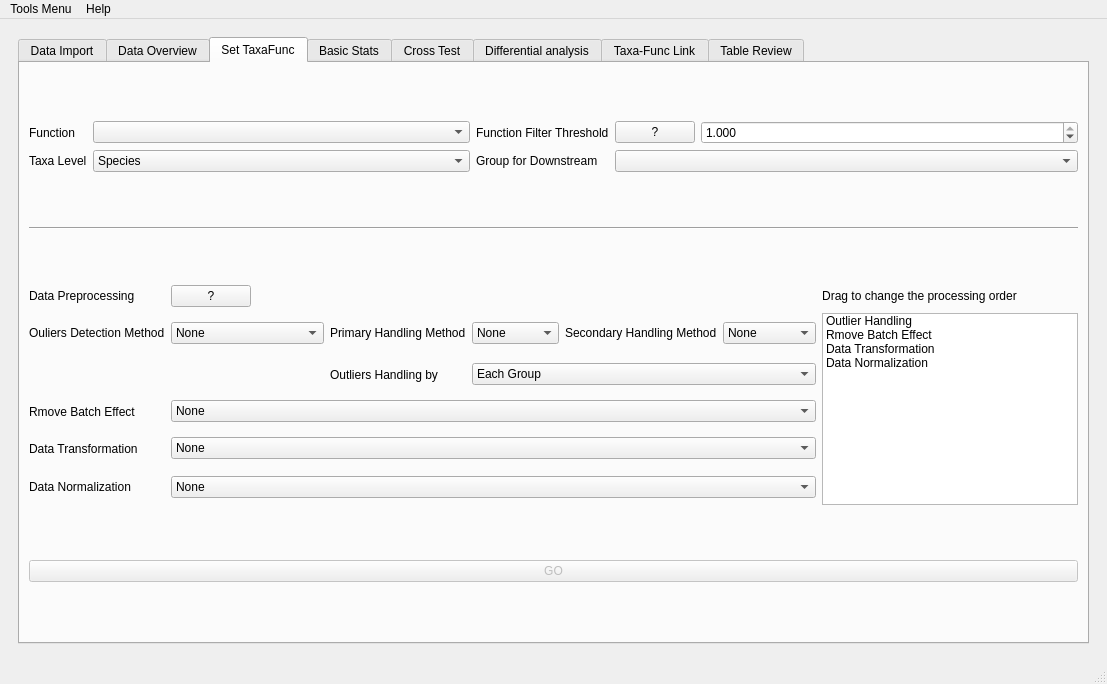
Before: the Qt Designer form utils/MetaX_GUI/MainWindow.ui in byemaxx/MetaX, drawn with Qt 5.
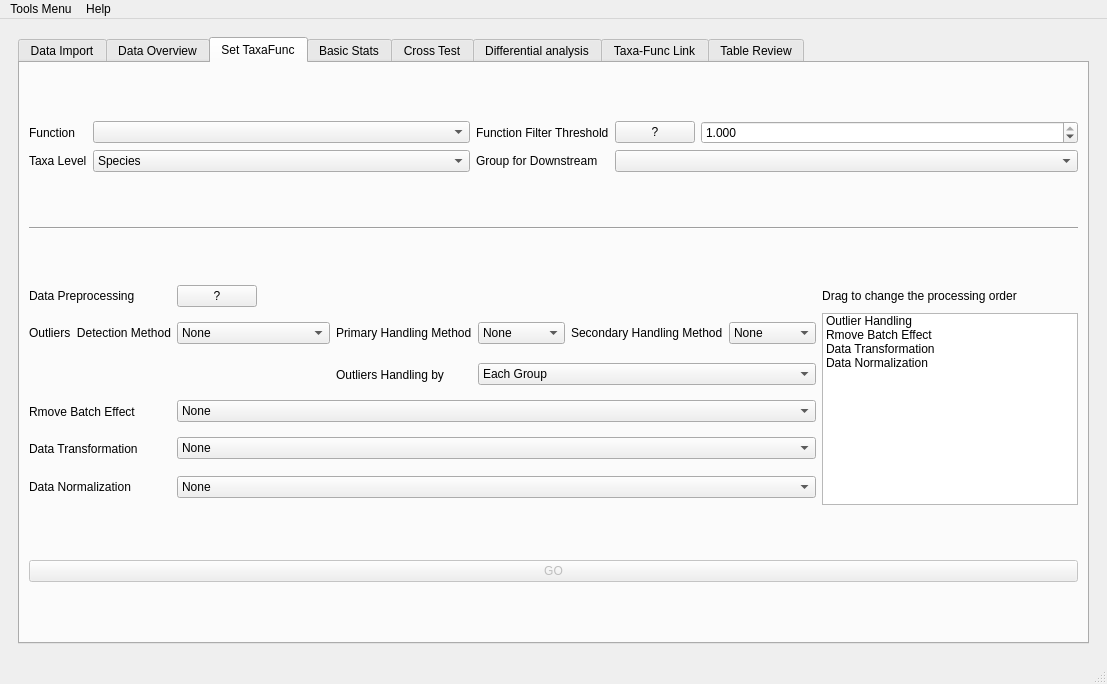
After: the same form once the commit is applied. The open tabs and pages were chosen to show the change.

Commit message: modified:   utils/MetaX_GUI/Ui_MainWindow.py     fix outlier label

The edit to the form file:
```diff
--- a/utils/MetaX_GUI/MainWindow.ui
+++ b/utils/MetaX_GUI/MainWindow.ui
@@ -479,7 +479,7 @@
               <item row="2" column="0">
                <widget class="QLabel" name="label_69">
                 <property name="text">
-                 <string>Ouliers Detection Method</string>
+                 <string>Outliers  Detection Method</string>
                 </property>
                </widget>
               </item>
```
The commit also changes 1 other file.
